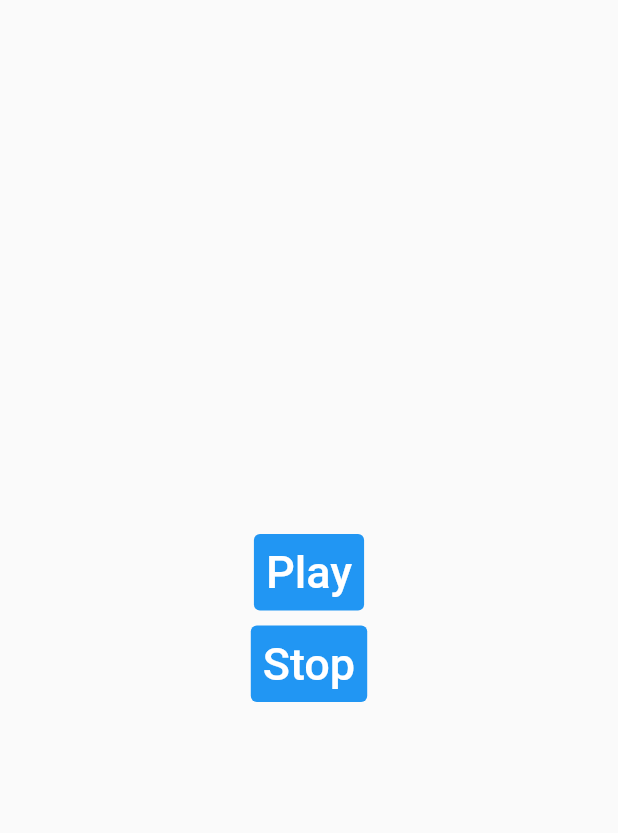
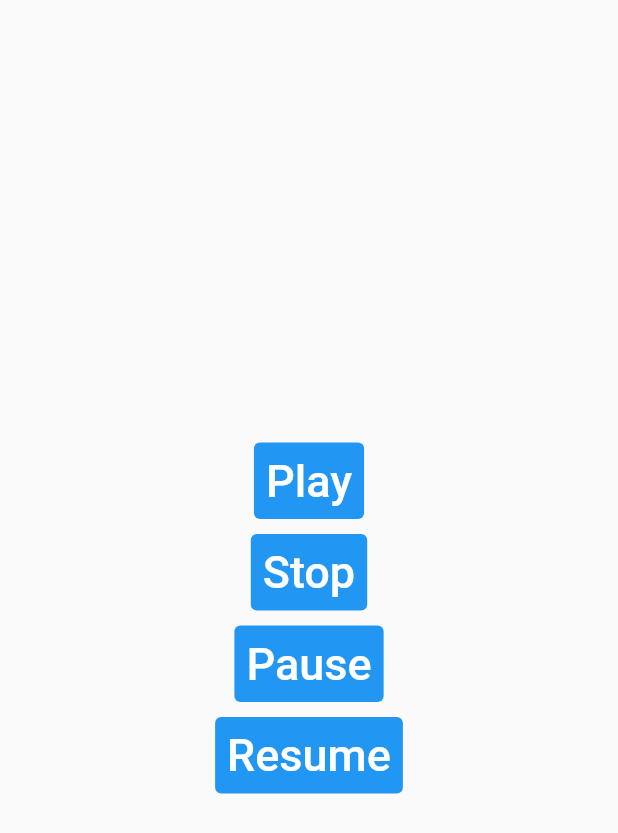
Before and after one commit to rank1Hero/flutter_playAndStop_music, a Flutter app: the screen it shows after launch, on a phone screen of 412 x 824 dp. Shown: the top 833 px of the screen. Run offline on Flutter 3.47's test engine with Material 2 defaults, Android fonts, the phone set to English and light mode, and no system bars; our stand-ins replace audioplayers.

Commit message:
Added buttons

```diff
--- a/lib/main.dart
+++ b/lib/main.dart
@@ -55,6 +55,38 @@ class _XylophoneAppState extends State<XylophoneApp> {
                     ),
                   ),
                 ),
+                const SizedBox(height:10),
+                TextButton(
+                  style: TextButton.styleFrom(
+                      backgroundColor: Colors.blue
+                  ),
+                  onPressed: () {
+                    player.pause();
+                  },
+                  child: const Text(
+                    "Pause",
+                    style: TextStyle(
+                        fontSize: 30,
+                        color: Colors.white
+                    ),
+                  ),
+                ),
+                const SizedBox(height:10),
+                TextButton(
+                  style: TextButton.styleFrom(
+                      backgroundColor: Colors.blue
+                  ),
+                  onPressed: () {
+                    player.resume();
+                  },
+                  child: const Text(
+                    "Resume",
+                    style: TextStyle(
+                        fontSize: 30,
+                        color: Colors.white
+                    ),
+                  ),
+                ),
               ],
             ),
           ),
```
